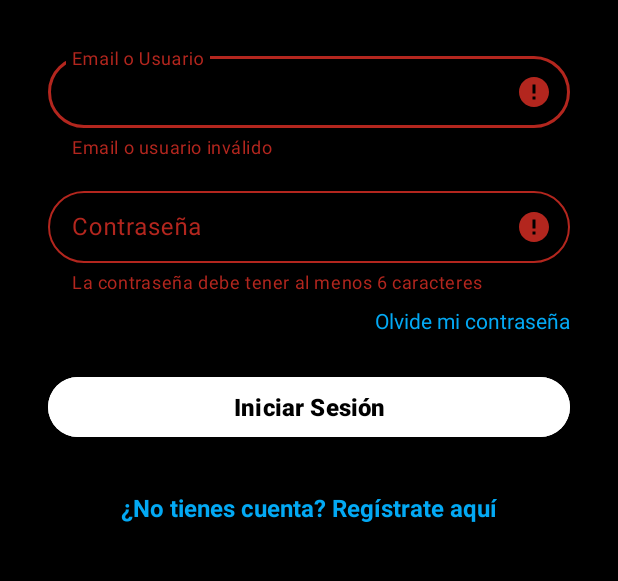
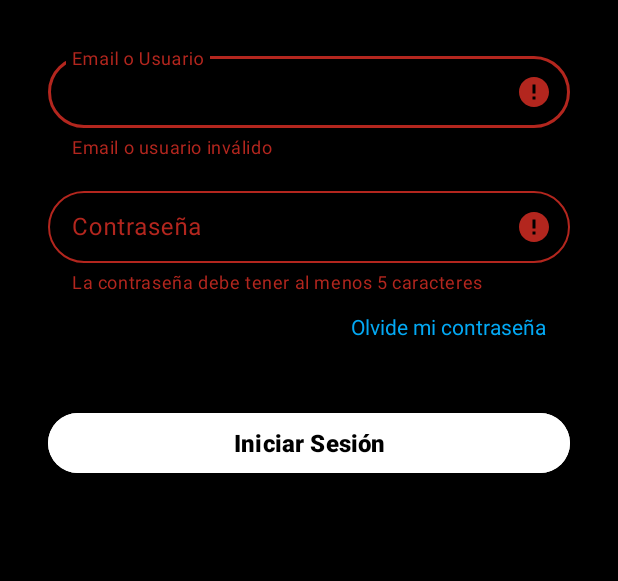
Before and after one commit to VECTORG99/FullSound-KOTLIN, an Android app built with Jetpack Compose: the screen it shows after launch (MainActivity), after a tap on "Iniciar Sesión", on a phone screen of 412 x 824 dp, the part 221-802 px from its top. Run offline under Robolectric (Android 15) with nearby library versions, the light colour scheme and no system bars; our stand-ins replace Room's generated code, navigation-ui.

Commit message:
Fix bug UI no funcional y Agregar olvide contraseña

```diff
--- a/app/src/main/java/com/grupo8/fullsound/ui/auth/login/LoginFragment.kt
+++ b/app/src/main/java/com/grupo8/fullsound/ui/auth/login/LoginFragment.kt
@@ -117,17 +117,22 @@ class LoginFragment : Fragment() {
     }
 
     private fun setupListeners() {
-        binding.emailEditText.setOnFocusChangeListener { _, hasFocus ->
-            if (!hasFocus) {
+        // Validación en tiempo real mientras el usuario escribe
+        binding.emailEditText.addTextChangedListener(object : android.text.TextWatcher {
+            override fun beforeTextChanged(s: CharSequence?, start: Int, count: Int, after: Int) {}
+            override fun onTextChanged(s: CharSequence?, start: Int, before: Int, count: Int) {}
+            override fun afterTextChanged(s: android.text.Editable?) {
                 validateForm()
             }
-        }
+        })
 
-        binding.passwordEditText.setOnFocusChangeListener { _, hasFocus ->
-            if (!hasFocus) {
+        binding.passwordEditText.addTextChangedListener(object : android.text.TextWatcher {
+            override fun beforeTextChanged(s: CharSequence?, start: Int, count: Int, after: Int) {}
+            override fun onTextChanged(s: CharSequence?, start: Int, before: Int, count: Int) {}
+            override fun afterTextChanged(s: android.text.Editable?) {
                 validateForm()
             }
-        }
+        })
 
         binding.loginButton.setOnClickListener {
             validateForm()
@@ -140,6 +145,15 @@ class LoginFragment : Fragment() {
 
         binding.registerText.setOnClickListener {
             findNavController().navigate(R.id.action_loginFragment_to_registerFragment)
+        }
+
+        binding.txtOlvideContrasena.setOnClickListener {
+            val email = binding.emailEditText.text.toString()
+            if (email.isBlank()) {
+                showMessage("Ingrese email en campo")
+            } else {
+                showMessage("Correo enviado a tu usuario")
+            }
         }
     }
 
--- a/app/src/main/java/com/grupo8/fullsound/ui/auth/login/LoginViewModel.kt
+++ b/app/src/main/java/com/grupo8/fullsound/ui/auth/login/LoginViewModel.kt
@@ -24,19 +24,19 @@ class LoginViewModel(private val userRepository: UserRepository) : ViewModel() {
 
         _loginFormState.value = LoginFormState(
             emailError = if (!emailOrUsernameValid) "Email o usuario inválido" else null,
-            passwordError = if (!passwordValid) "La contraseña debe tener al menos 6 caracteres" else null,
+            passwordError = if (!passwordValid) "La contraseña debe tener al menos 5 caracteres" else null,
             isDataValid = emailOrUsernameValid && passwordValid
         )
     }
 
     private fun isValidEmailOrUsername(emailOrUsername: String): Boolean {
-        // Válido si es un email válido O si tiene al menos 3 caracteres (username)
+        // Válido si es un email válido O si no está vacío (username)
         return android.util.Patterns.EMAIL_ADDRESS.matcher(emailOrUsername).matches()
-            || emailOrUsername.length >= 3
+            || emailOrUsername.isNotBlank()
     }
 
     private fun isPasswordValid(password: String): Boolean {
-        return password.length >= 6
+        return password.length >= 5
     }
 }
 
--- a/app/src/main/res/layout/fragment_login.xml
+++ b/app/src/main/res/layout/fragment_login.xml
@@ -92,16 +92,19 @@
     </com.google.android.material.textfield.TextInputLayout>
 
     <TextView
-        android:id="@+id/txt_olvidecontraseña"
-        android:layout_width="wrap_content"
-        android:layout_height="wrap_content"
-        android:layout_marginTop="8dp"
+        android:id="@+id/txt_olvide_contrasena"
+        android:layout_width="154dp"
+        android:layout_height="47dp"
+        android:layout_marginTop="4dp"
+        android:layout_marginEnd="32dp"
+        android:clickable="true"
+        android:focusable="true"
+        android:padding="8dp"
         android:text="@string/olvide_contrasena"
         android:textColor="#03A9F4"
         android:textSize="14sp"
-        app:layout_constraintTop_toBottomOf="@id/passwordInput"
         app:layout_constraintEnd_toEndOf="parent"
-        android:layout_marginEnd="32dp" />
+        app:layout_constraintTop_toBottomOf="@id/passwordInput" />
 
     <Button
         android:id="@+id/loginButton"
@@ -110,16 +113,17 @@
         android:layout_marginStart="32dp"
         android:layout_marginTop="24dp"
         android:layout_marginEnd="32dp"
+        android:backgroundTint="@android:color/white"
         android:minHeight="48dp"
         android:text="@string/iniciar_sesion"
         android:textAlignment="center"
-        android:textStyle="bold"
-        android:backgroundTint="@android:color/white"
         android:textColor="@android:color/black"
         android:textSize="16sp"
-        app:layout_constraintTop_toBottomOf="@id/txt_olvidecontraseña"
+        android:textStyle="bold"
+        app:layout_constraintEnd_toEndOf="parent"
+        app:layout_constraintHorizontal_bias="0.0"
         app:layout_constraintStart_toStartOf="parent"
-        app:layout_constraintEnd_toEndOf="parent" />
+        app:layout_constraintTop_toBottomOf="@id/txt_olvide_contrasena" />
 
     <ProgressBar
         android:id="@+id/progressBar"
@@ -135,16 +139,16 @@
         android:id="@+id/registerText"
         android:layout_width="wrap_content"
         android:layout_height="wrap_content"
-        android:layout_marginTop="16dp"
-        android:text="@string/register_here"
-        android:textColor="#03A9F4"
-        android:textStyle="bold"
+        android:layout_marginTop="336dp"
         android:clickable="true"
         android:focusable="true"
         android:padding="16dp"
+        android:text="@string/register_here"
+        android:textColor="#03A9F4"
         android:textSize="16sp"
-        app:layout_constraintTop_toBottomOf="@id/loginButton"
+        android:textStyle="bold"
+        app:layout_constraintEnd_toEndOf="parent"
         app:layout_constraintStart_toStartOf="parent"
-        app:layout_constraintEnd_toEndOf="parent" />
+        app:layout_constraintTop_toBottomOf="@id/loginButton" />
 
 </androidx.constraintlayout.widget.ConstraintLayout>
```
Also changed, not shown: app/src/main/java/com/grupo8/fullsound/ui/auth/register/RegisterFragment.kt (+16 -9 lines), app/src/main/java/com/grupo8/fullsound/ui/auth/register/RegisterViewModel.kt (+10 -5 lines), 4 other files.
